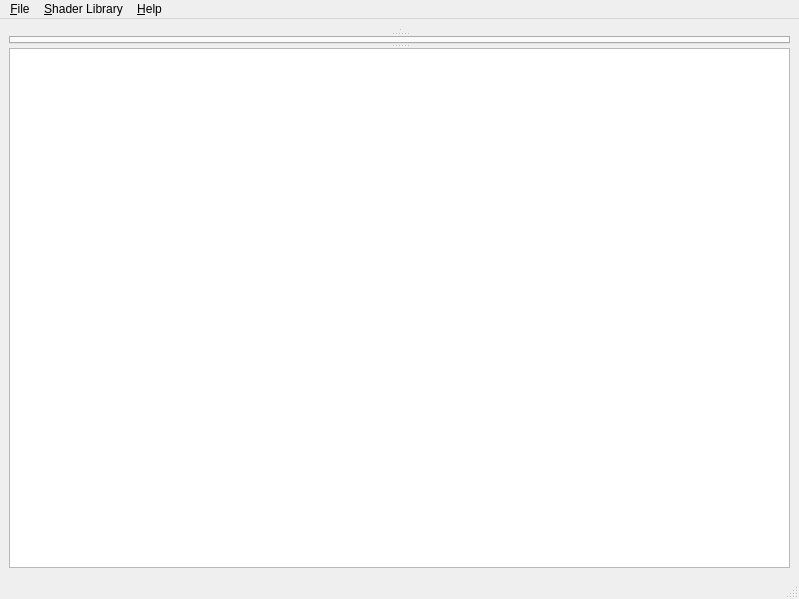
Above: mainwindow.ui from tonttu/Shaderkit before the change. Below: the same form after it.
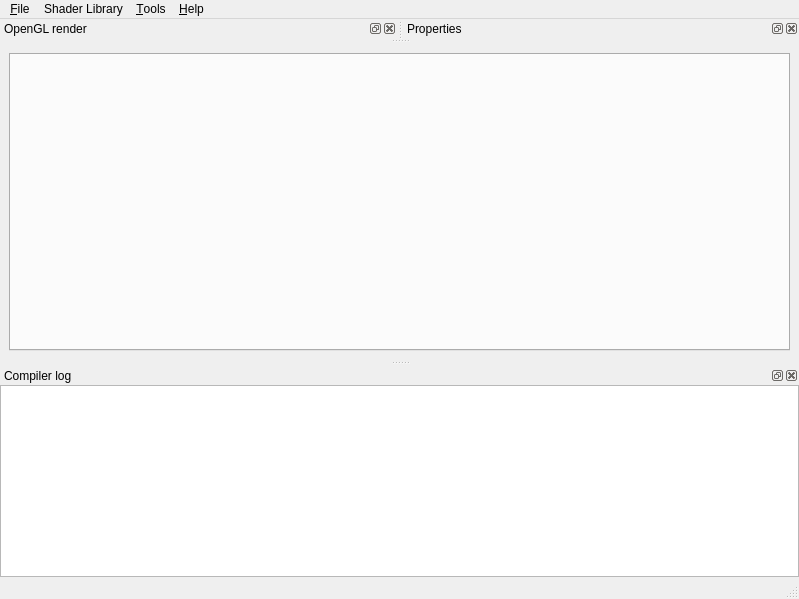
That is the form after the change. Custom widgets are drawn as their Qt base class.

What changed in the file:
```diff
--- a/mainwindow.ui
+++ b/mainwindow.ui
@@ -16,66 +16,10 @@
   <widget class="QWidget" name="centralwidget">
    <layout class="QGridLayout" name="main_layout">
     <item row="0" column="0">
-     <widget class="QSplitter" name="vsplitter">
-      <property name="orientation">
-       <enum>Qt::Vertical</enum>
+     <widget class="QTabWidget" name="editor_tabs">
+      <property name="tabsClosable">
+       <bool>true</bool>
       </property>
-      <widget class="QSplitter" name="hsplitter">
-       <property name="orientation">
-        <enum>Qt::Horizontal</enum>
-       </property>
-       <widget class="GLWidget" name="gl_widget" native="true"/>
-       <widget class="Properties" name="properties" native="true"/>
-      </widget>
-      <widget class="QTabWidget" name="editor_tabs">
-       <property name="tabsClosable">
-        <bool>true</bool>
-       </property>
-      </widget>
-      <widget class="QTableWidget" name="error_list">
-       <property name="editTriggers">
-        <set>QAbstractItemView::NoEditTriggers</set>
-       </property>
-       <property name="showDropIndicator" stdset="0">
-        <bool>false</bool>
-       </property>
-       <property name="selectionMode">
-        <enum>QAbstractItemView::SingleSelection</enum>
-       </property>
-       <property name="selectionBehavior">
-        <enum>QAbstractItemView::SelectRows</enum>
-       </property>
-       <property name="verticalScrollMode">
-        <enum>QAbstractItemView::ScrollPerPixel</enum>
-       </property>
-       <property name="horizontalScrollMode">
-        <enum>QAbstractItemView::ScrollPerPixel</enum>
-       </property>
-       <property name="showGrid">
-        <bool>false</bool>
-       </property>
-       <property name="rowCount">
-        <number>0</number>
-       </property>
-       <property name="columnCount">
-        <number>3</number>
-       </property>
-       <attribute name="horizontalHeaderVisible">
-        <bool>false</bool>
-       </attribute>
-       <attribute name="verticalHeaderVisible">
-        <bool>false</bool>
-       </attribute>
-       <attribute name="verticalHeaderVisible">
-        <bool>false</bool>
-       </attribute>
-       <attribute name="horizontalHeaderVisible">
-        <bool>false</bool>
-       </attribute>
-       <column/>
-       <column/>
-       <column/>
-      </widget>
      </widget>
     </item>
    </layout>
@@ -112,17 +56,104 @@
    </widget>
    <widget class="QMenu" name="menuShader_Library">
     <property name="title">
-     <string>&amp;Shader Library</string>
+     <string>Shader Library</string>
     </property>
     <addaction name="action_libopen"/>
     <addaction name="action_libexample"/>
     <addaction name="action_import"/>
    </widget>
+   <widget class="QMenu" name="menuTools">
+    <property name="title">
+     <string>&amp;Tools</string>
+    </property>
+    <addaction name="actionOpenGL_Render_Window"/>
+    <addaction name="actionProperty_Manager"/>
+    <addaction name="actionErrorlog"/>
+    <addaction name="actionAutosave_Layout"/>
+    <addaction name="actionReset_Layout"/>
+   </widget>
    <addaction name="menu_file"/>
    <addaction name="menuShader_Library"/>
+   <addaction name="menuTools"/>
    <addaction name="menu_Help"/>
   </widget>
   <widget class="QStatusBar" name="statusbar"/>
+  <widget class="QDockWidget" name="errordock">
+   <property name="minimumSize">
+    <size>
+     <width>84</width>
+     <height>95</height>
+    </size>
+   </property>
+   <property name="windowTitle">
+    <string>Compiler log</string>
+   </property>
+   <attribute name="dockWidgetArea">
+    <number>8</number>
+   </attribute>
+   <widget class="QTableWidget" name="error_list">
+    <property name="editTriggers">
+     <set>QAbstractItemView::NoEditTriggers</set>
+    </property>
+    <property name="showDropIndicator" stdset="0">
+     <bool>false</bool>
+    </property>
+    <property name="selectionMode">
+     <enum>QAbstractItemView::SingleSelection</enum>
+    </property>
+    <property name="selectionBehavior">
+     <enum>QAbstractItemView::SelectRows</enum>
+    </property>
+    <property name="verticalScrollMode">
+     <enum>QAbstractItemView::ScrollPerPixel</enum>
+    </property>
+    <property name="horizontalScrollMode">
+     <enum>QAbstractItemView::ScrollPerPixel</enum>
+    </property>
+    <property name="showGrid">
+     <bool>false</bool>
+    </property>
+    <property name="rowCount">
+     <number>0</number>
+    </property>
+    <property name="columnCount">
+     <number>3</number>
+    </property>
+    <attribute name="horizontalHeaderVisible">
+     <bool>false</bool>
+    </attribute>
+    <attribute name="verticalHeaderVisible">
+     <bool>false</bool>
+    </attribute>
+    <attribute name="verticalHeaderVisible">
+     <bool>false</bool>
+    </attribute>
+    <attribute name="horizontalHeaderVisible">
+     <bool>false</bool>
+    </attribute>
+    <column/>
+    <column/>
+    <column/>
+   </widget>
+  </widget>
+  <widget class="QDockWidget" name="gldock">
+   <property name="windowTitle">
+    <string>OpenGL render</string>
+   </property>
+   <attribute name="dockWidgetArea">
+    <number>4</number>
+   </attribute>
+   <widget class="GLWidget" name="gl_widget"/>
+  </widget>
+  <widget class="QDockWidget" name="propertydock">
+   <property name="windowTitle">
+    <string>Properties</string>
+   </property>
+   <attribute name="dockWidgetArea">
+    <number>4</number>
+   </attribute>
+   <widget class="Properties" name="properties"/>
+  </widget>
   <action name="action_save">
    <property name="text">
     <string>&amp;Save File</string>
```
Left out of the diff: 69 changed lines with no effect on the pictures.
